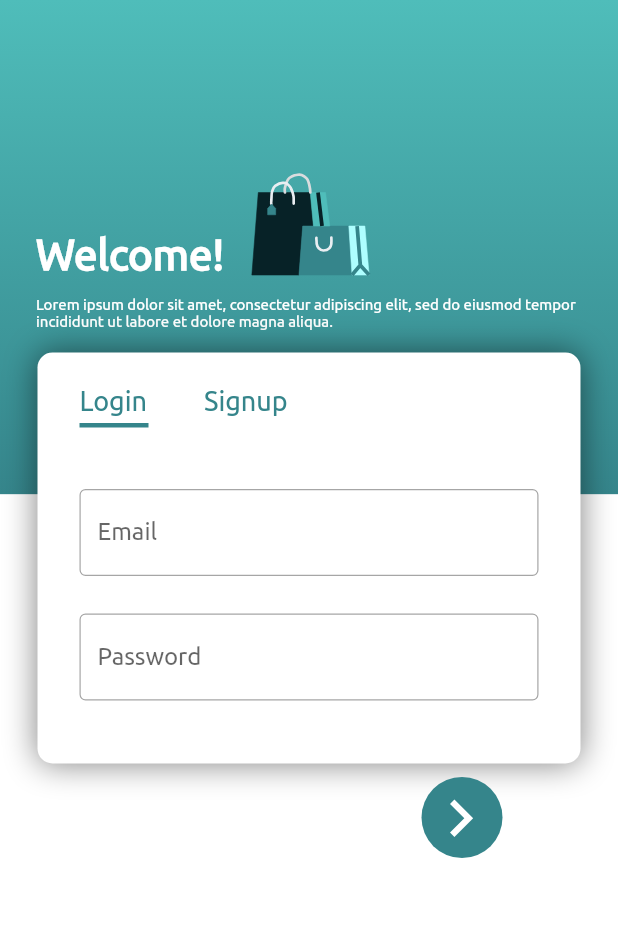
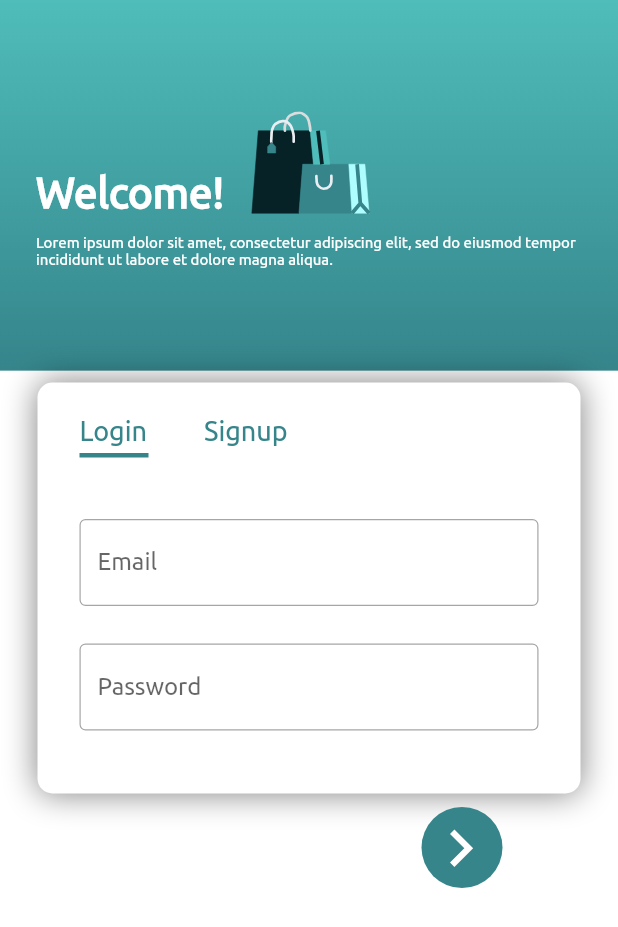
Before and after one commit to AscarisCorp/molly_flutter, a Flutter app: the screen it shows after launch, on a phone screen of 412 x 824 dp. Shown: the top 927 px of the screen. Run offline on Flutter 3.47's test engine with Material 2 defaults, Android fonts, the phone set to English and light mode, and no system bars; our stand-ins replace bloc, flutter_bloc, flutter_svg.

Commit message:
screen ratio changed

```diff
--- a/lib/widgets/login_bg.dart
+++ b/lib/widgets/login_bg.dart
@@ -11,7 +11,7 @@ class LoginBG extends StatelessWidget {
     return Column(
             children: [
               Expanded(
-                flex: 2,
+                flex: 3,
                 child: Container(
                   child: Column(
                     mainAxisAlignment: MainAxisAlignment.center,
@@ -83,7 +83,7 @@ class LoginBG extends StatelessWidget {
                 ),
               ),
               Expanded(
-                flex: 3,
+                flex: 7,
                 child: Container(
                   height: 100,
                   color: CustomTheme.appColors.white,
--- a/lib/widgets/login_or_signup.dart
+++ b/lib/widgets/login_or_signup.dart
@@ -11,7 +11,9 @@ class LoginOrSignup extends StatelessWidget {
 
   @override
   Widget build(BuildContext context) {
-    return Center(
+    return Padding(
+      padding: const EdgeInsets.only(top: 40),
+      child: Center(
         child: BlocProvider(
           create: (BuildContext context) =>
               LoginscreenBloc()..add(SelectLoginEvent()),
@@ -231,6 +233,7 @@ class LoginOrSignup extends StatelessWidget {
             },
           ),
         ),
+      ),
     );
   }
 }
```
Lines whose indentation alone changed are shown as unchanged.
